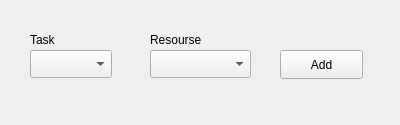
Before: the Qt Designer form Interfaces/taskForm.ui in MohamedRebai41/Operations_Research_Project, drawn with Qt 5.
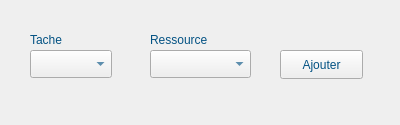
After: the same form once the commit is applied.

```diff
--- a/Interfaces/taskForm.ui
+++ b/Interfaces/taskForm.ui
@@ -10,6 +10,87 @@
     <height>125</height>
    </rect>
   </property>
+  <property name="palette">
+   <palette>
+    <active>
+     <colorrole role="WindowText">
+      <brush brushstyle="SolidPattern">
+       <color alpha="255">
+        <red>3</red>
+        <green>82</green>
+        <blue>131</blue>
+       </color>
+      </brush>
+     </colorrole>
+     <colorrole role="Text">
+      <brush brushstyle="SolidPattern">
+       <color alpha="255">
+        <red>3</red>
+        <green>82</green>
+        <blue>131</blue>
+       </color>
+      </brush>
+     </colorrole>
+     <colorrole role="ButtonText">
+      <brush brushstyle="SolidPattern">
+       <color alpha="255">
+        <red>3</red>
+        <green>82</green>
+        <blue>131</blue>
+       </color>
+      </brush>
+     </colorrole>
+     <colorrole role="Highlight">
+      <brush brushstyle="SolidPattern">
+       <color alpha="255">
+        <red>3</red>
+        <green>82</green>
+        <blue>131</blue>
+       </color>
+      </brush>
+     </colorrole>
+    </active>
+    <inactive>
+     <colorrole role="WindowText">
+      <brush brushstyle="SolidPattern">
+       <color alpha="255">
+        <red>3</red>
+        <green>82</green>
+        <blue>131</blue>
+       </color>
+      </brush>
+     </colorrole>
+     <colorrole role="Text">
+      <brush brushstyle="SolidPattern">
+       <color alpha="255">
+        <red>3</red>
+        <green>82</green>
+        <blue>131</blue>
+       </color>
+      </brush>
+     </colorrole>
+     <colorrole role="ButtonText">
+      <brush brushstyle="SolidPattern">
+       <color alpha="255">
+        <red>3</red>
+        <green>82</green>
+        <blue>131</blue>
+       </color>
+      </brush>
+     </colorrole>
+     <colorrole role="Highlight">
+      <brush brushstyle="SolidPattern">
+       <color alpha="255">
+        <red>3</red>
+        <green>82</green>
+        <blue>131</blue>
+       </color>
+      </brush>
+     </colorrole>
+    </inactive>
+    <disabled/>
+   </palette>
+  </property>
   <property name="windowTitle">
    <string>Form</string>
   </property>
@@ -23,7 +104,7 @@
     </rect>
    </property>
    <property name="text">
-    <string>Task</string>
+    <string>Tache</string>
    </property>
   </widget>
   <widget class="QLabel" name="label_2">
@@ -31,12 +112,12 @@
     <rect>
      <x>150</x>
      <y>30</y>
-     <width>63</width>
+     <width>91</width>
      <height>20</height>
     </rect>
    </property>
    <property name="text">
-    <string>Resourse</string>
+    <string>Ressource</string>
    </property>
   </widget>
   <widget class="QComboBox" name="comboBox">
@@ -59,7 +140,7 @@
     </rect>
    </property>
    <property name="text">
-    <string>Add</string>
+    <string>Ajouter</string>
    </property>
   </widget>
   <widget class="QComboBox" name="comboBox2">
```
